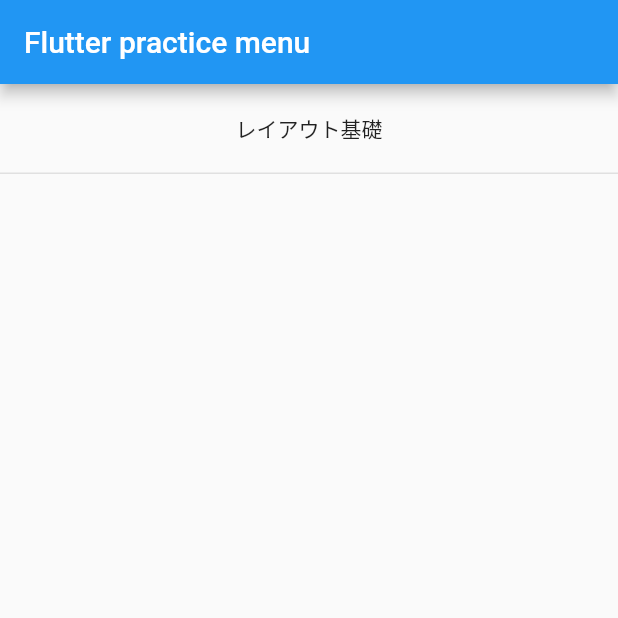
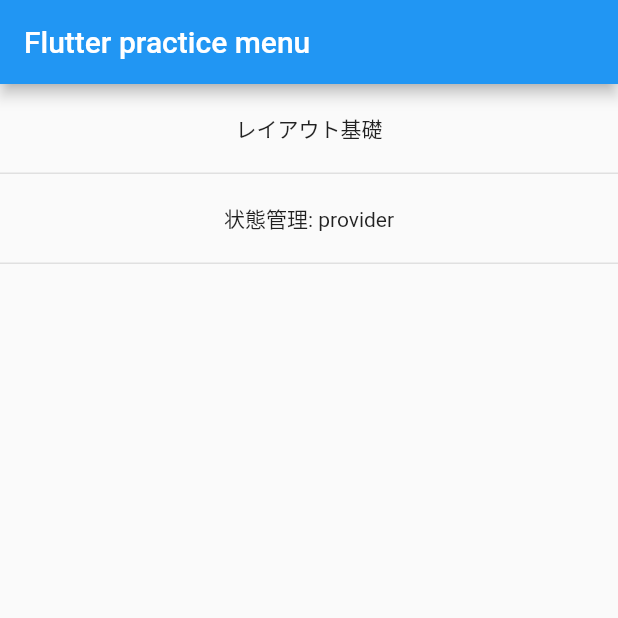
Before and after one commit to tri-star/flutter-practice, a Flutter app: the screen it shows after launch, on a phone screen of 412 x 824 dp, the top half of it. Run offline on Flutter 3.47's test engine with Material 2 defaults, Android fonts, the phone set to English and light mode, and no system bars.

Commit message:
状態管理: providerページを追加

```diff
--- a/lib/main.dart
+++ b/lib/main.dart
@@ -2,6 +2,7 @@ import 'package:flutter/material.dart';
 import 'package:flutter_practice/screens/practice_menu.dart';
 
 import 'package:flutter_practice/screens/layout_practice.dart';
+import 'package:flutter_practice/screens/state_with_provider.dart';
 
 void main() => runApp(MyApp());
 
@@ -14,7 +15,8 @@ class MyApp extends StatelessWidget {
         primarySwatch: Colors.blue,
       ),
       routes: {
-        '/layout-practice': (BuildContext context) => LayoutPractice()
+        '/layout-practice': (BuildContext context) => LayoutPractice(),
+        '/state-with-provider': (BuildContext context) => StateWithProvider(),
       },
       home: PracticeMenu(),
 
--- a/lib/screens/practice_menu.dart
+++ b/lib/screens/practice_menu.dart
@@ -23,6 +23,9 @@ class MenuList extends StatelessWidget {
         MenuItem(title: 'レイアウト基礎', onTap: () {
           Navigator.of(context).pushNamed('/layout-practice');
         }),
+        MenuItem(title: '状態管理: provider', onTap: () {
+          Navigator.of(context).pushNamed('/state-with-provider');
+        }),
       ]
     );
   }
@@ -46,7 +49,7 @@ class MenuItem extends StatelessWidget {
             Container(
               height: 60,
               child: Center(
-                child: Text('レイアウト基礎')),
+                child: Text(title)),
               decoration: BoxDecoration(
                 color: Colors.transparent,
                 border: Border(
--- /dev/null
+++ b/lib/screens/state_with_provider.dart
@@ -0,0 +1,14 @@
+import 'package:flutter/material.dart';
+
+
+
+class StateWithProvider extends StatelessWidget {
+  @override
+  Widget build(BuildContext context) {
+    return Scaffold(
+      appBar: AppBar(title: Text('状態管理: provider')),
+      body: Text('状態管理のテスト画面'),
+    );
+  }
+
+}
```
